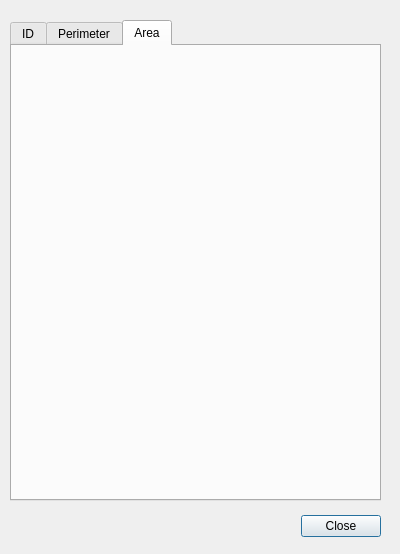
First picture: the form in shapelisting.ui, repository hknistanaki/HWGP01, before the edit.
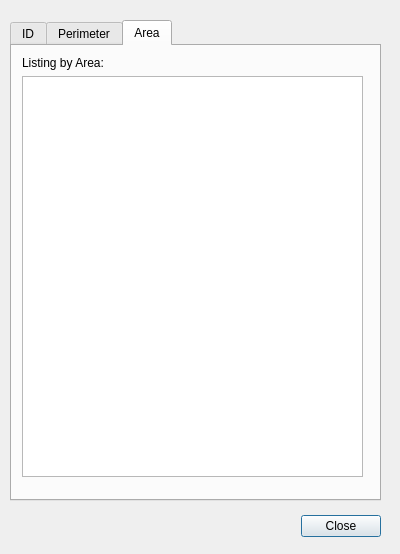
Second picture: the form after the edit. The open tabs and pages were chosen to show the change.

Commit message:
Finish shape listing
Idk if the math is right but I did my best

```diff
--- a/shapelisting.ui
+++ b/shapelisting.ui
@@ -106,6 +106,57 @@
     <attribute name="title">
      <string>Area</string>
     </attribute>
+    <widget class="QWidget" name="verticalLayoutWidget_3">
+     <property name="geometry">
+      <rect>
+       <x>10</x>
+       <y>10</y>
+       <width>341</width>
+       <height>421</height>
+      </rect>
+     </property>
+     <layout class="QVBoxLayout" name="verticalLayout_3">
+      <item>
+       <widget class="QLabel" name="label_3">
+        <property name="text">
+         <string>Listing by Area:</string>
+        </property>
+       </widget>
+      </item>
+      <item>
+       <widget class="QTableWidget" name="areaTable">
+        <property name="horizontalScrollBarPolicy">
+         <enum>Qt::ScrollBarAlwaysOff</enum>
+        </property>
+        <property name="editTriggers">
+         <set>QAbstractItemView::NoEditTriggers</set>
+        </property>
+        <attribute name="horizontalHeaderVisible">
+         <bool>false</bool>
+        </attribute>
+        <attribute name="horizontalHeaderCascadingSectionResizes">
+         <bool>false</bool>
+        </attribute>
+        <attribute name="horizontalHeaderDefaultSectionSize">
+         <number>170</number>
+        </attribute>
+        <attribute name="verticalHeaderVisible">
+         <bool>false</bool>
+        </attribute>
+        <column>
+         <property name="text">
+          <string>Area</string>
+         </property>
+        </column>
+        <column>
+         <property name="text">
+          <string>Shape</string>
+         </property>
+        </column>
+       </widget>
+      </item>
+     </layout>
+    </widget>
    </widget>
   </widget>
  </widget>
```
Left out of the diff: 57 changed lines with no effect on the pictures. The commit also changes 5 other files.
